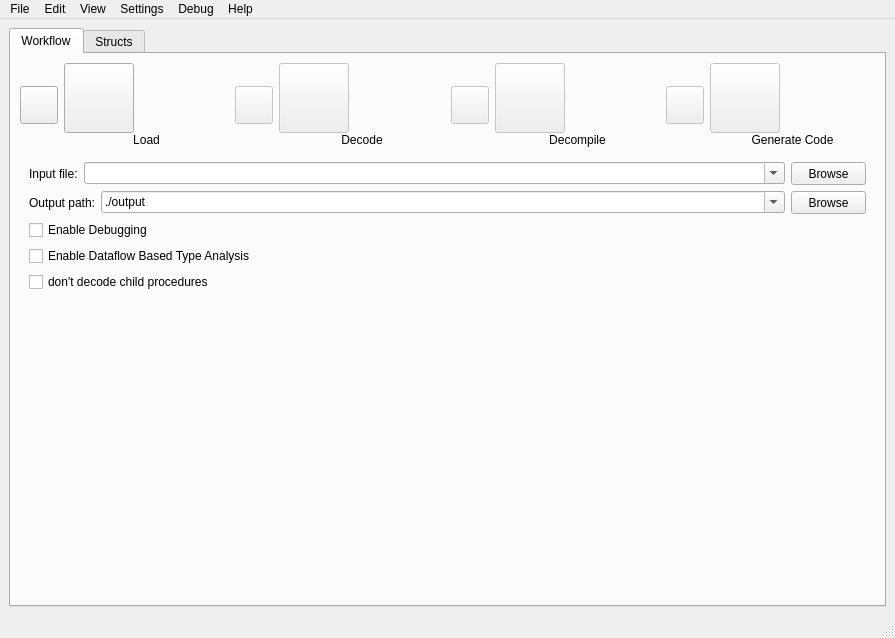
First picture: the form in qtgui2/boomerang.ui, repository pmatos/boomerang, before the edit.
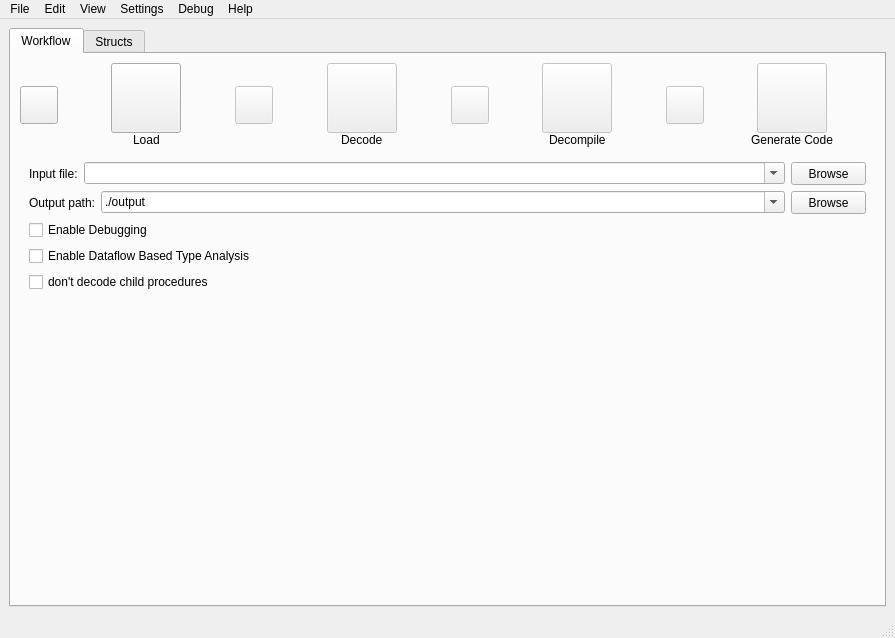
Second picture: the form after the edit. Icons and pictures are not drawn.

Commit message: Center the buttons above their labels

What changed in the file:
```diff
--- a/qtgui2/boomerang.ui
+++ b/qtgui2/boomerang.ui
@@ -102,7 +102,7 @@
               <property name="margin">
                <number>0</number>
               </property>
-              <item>
+              <item alignment="Qt::AlignHCenter">
                <widget class="QPushButton" name="loadButton">
                 <property name="enabled">
                  <bool>true</bool>
@@ -140,14 +140,11 @@
                 </property>
                </widget>
               </item>
-              <item>
+              <item alignment="Qt::AlignHCenter">
                <widget class="QLabel" name="label">
                 <property name="text">
                  <string>Load</string>
                 </property>
-                <property name="alignment">
-                 <set>Qt::AlignCenter</set>
-                </property>
                </widget>
               </item>
              </layout>
@@ -201,7 +198,7 @@
               <property name="margin">
                <number>0</number>
               </property>
-              <item>
+              <item alignment="Qt::AlignHCenter">
                <widget class="QPushButton" name="decodeButton">
                 <property name="enabled">
                  <bool>false</bool>
@@ -239,14 +236,11 @@
                 </property>
                </widget>
               </item>
-              <item>
+              <item alignment="Qt::AlignHCenter">
                <widget class="QLabel" name="label_2">
                 <property name="text">
                  <string>Decode</string>
                 </property>
-                <property name="alignment">
-                 <set>Qt::AlignCenter</set>
-                </property>
                </widget>
               </item>
              </layout>
@@ -294,7 +288,7 @@
               <property name="margin">
                <number>0</number>
               </property>
-              <item>
+              <item alignment="Qt::AlignHCenter">
                <widget class="QPushButton" name="decompileButton">
                 <property name="enabled">
                  <bool>false</bool>
@@ -332,14 +326,11 @@
                 </property>
                </widget>
               </item>
-              <item>
+              <item alignment="Qt::AlignHCenter">
                <widget class="QLabel" name="label_3">
                 <property name="text">
                  <string>Decompile</string>
                 </property>
-                <property name="alignment">
-                 <set>Qt::AlignCenter</set>
-                </property>
                </widget>
               </item>
              </layout>
@@ -393,7 +384,7 @@
               <property name="margin">
                <number>0</number>
               </property>
-              <item>
+              <item alignment="Qt::AlignHCenter">
                <widget class="QPushButton" name="generateCodeButton">
                 <property name="enabled">
                  <bool>false</bool>
@@ -431,17 +422,11 @@
                 </property>
                </widget>
               </item>
-              <item>
+              <item alignment="Qt::AlignHCenter">
                <widget class="QLabel" name="label_4">
                 <property name="text">
                  <string>Generate Code</string>
                 </property>
-                <property name="alignment">
-                 <set>Qt::AlignCenter</set>
-                </property>
-                <property name="wordWrap">
-                 <bool>true</bool>
-                </property>
                </widget>
               </item>
              </layout>
```
